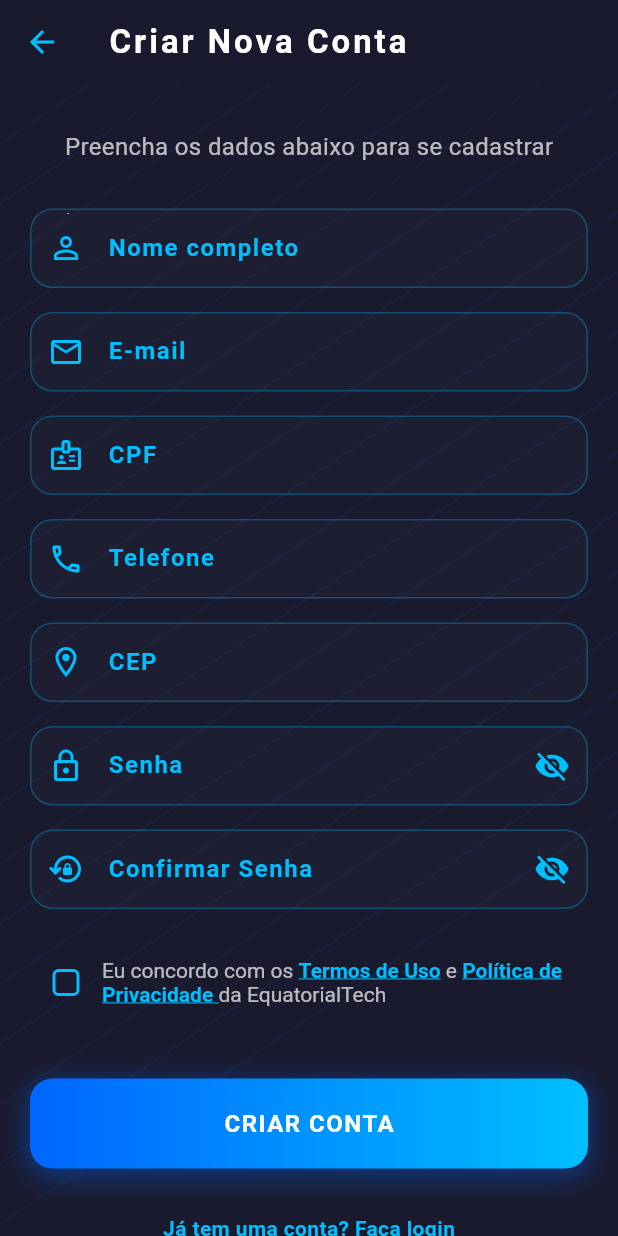
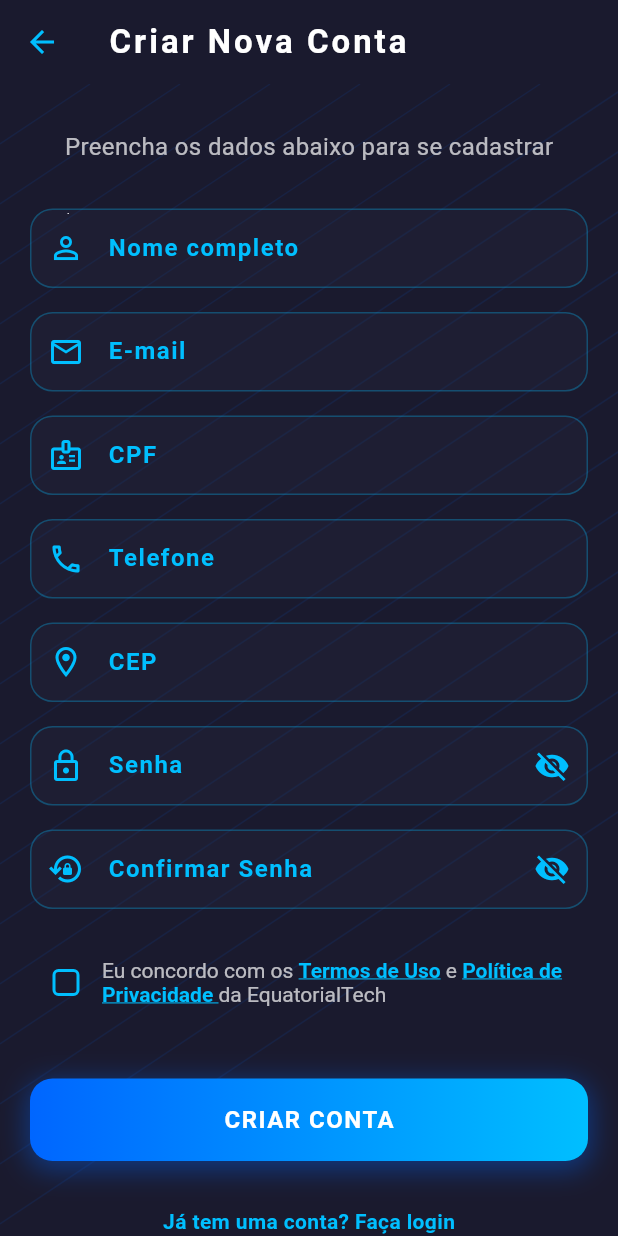
Before and after one commit to anamurim/appcidadao, a Flutter app: the SignupScreen screen opened by its route, on a phone screen of 412 x 824 dp. Run offline on Flutter 3.47's test engine with Material 3 defaults, Android fonts, the light colour scheme and no system bars; Roboto replaces fonts that are missing (Segoe UI).

Commit message:
Alterações tela alterar senha

```diff
--- a/lib/funcionalidades/autenticacao/interface/telacadastrouser.dart
+++ b/lib/funcionalidades/autenticacao/interface/telacadastrouser.dart
@@ -461,7 +461,7 @@ class _SignupScreenState extends State<SignupScreen> {
   Widget _buildSubmitButton() {
     return Container(
       width: double.infinity,
-      height: 60,
+      height: 55,
       decoration: BoxDecoration(
         gradient: LinearGradient(
           colors: [AppCores.electricBlue, AppCores.neonBlue],
--- a/lib/funcionalidades/home/interface/configuracoes/telaalterarsenha.dart
+++ b/lib/funcionalidades/home/interface/configuracoes/telaalterarsenha.dart
@@ -100,7 +100,7 @@ class _TelaAlterarSenhaState extends State<TelaAlterarSenha> {
                 height: 55,
                 child: ElevatedButton(
                   style: ElevatedButton.styleFrom(
-                    backgroundColor: AppCores.deepBlue,
+                    backgroundColor: AppCores.electricBlue,
                     shape: RoundedRectangleBorder(
                       borderRadius: BorderRadius.circular(12),
                     ),
```
